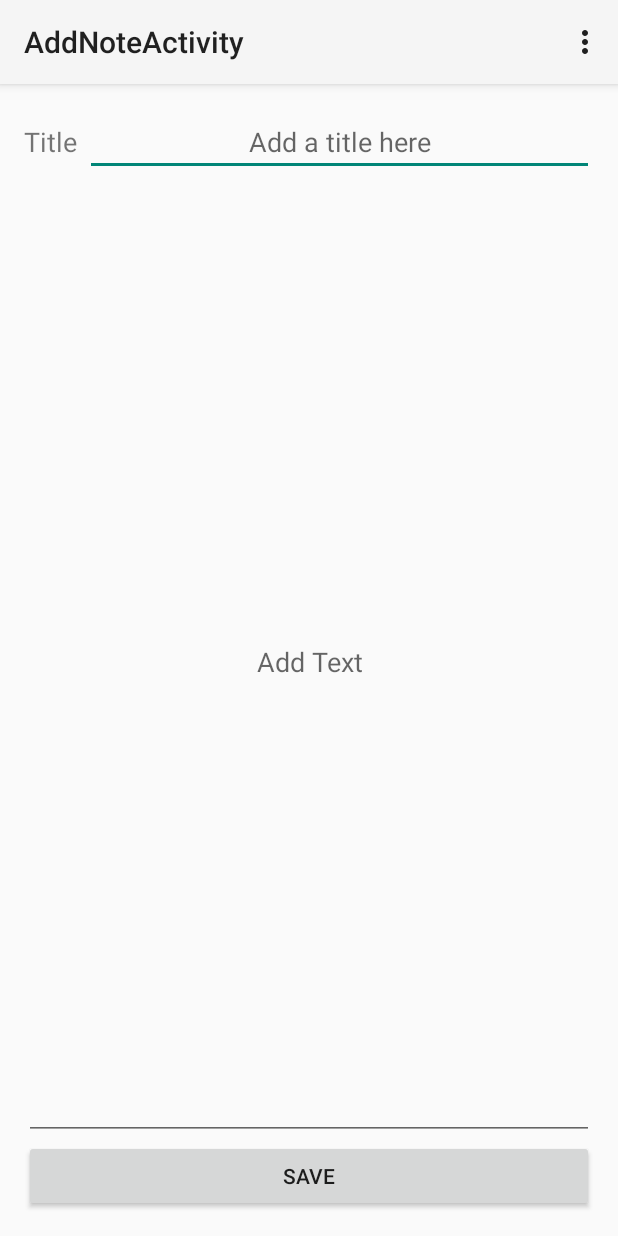
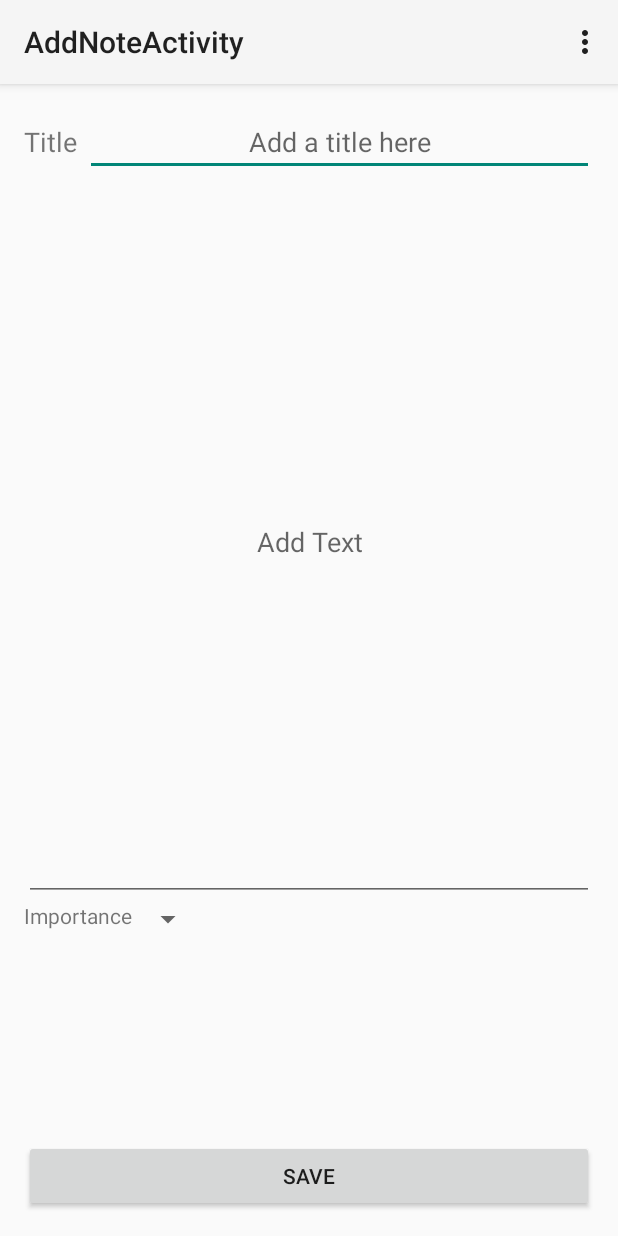
Before and after one commit to Dakstraede/SimpleNotes, an Android app: the screen it shows after launch (AddNoteActivity), after a tap on "ADD NOTE", on a phone screen of 412 x 824 dp. Run offline under Robolectric (Android 15) with nearby library versions, the phone set to English and light mode, and no system bars.

Commit message:
Fixed behaviour when loader finished load, set title max length to 20 char, wraped content to 14 char , starting view selection for archived Notes

```diff
--- a/app/src/main/java/com/gp19/esgi/simplenotes/AddNoteActivity.java
+++ b/app/src/main/java/com/gp19/esgi/simplenotes/AddNoteActivity.java
@@ -25,7 +25,6 @@ public class AddNoteActivity extends ActionBarActivity {
 
         ArrayList l = new ArrayList();
     }
-
 
     @Override
     public boolean onCreateOptionsMenu(Menu menu) {
@@ -61,8 +60,11 @@ public class AddNoteActivity extends ActionBarActivity {
         SQLiteDatabase sqLiteDatabase = helper.getWritableDatabase();
         NoteDataSource noteDataSource = new NoteDataSource(sqLiteDatabase);
         noteDataSource.insert(new Note(titleText, contentText));
+        helper.close();
+        sqLiteDatabase.close();
 
         Intent intent = new Intent(this, MainActivity.class);
         startActivity(intent);
+        finish();
     }
 }
--- a/app/src/main/java/com/gp19/esgi/simplenotes/EndlessAdapter.java
+++ b/app/src/main/java/com/gp19/esgi/simplenotes/EndlessAdapter.java
@@ -72,7 +72,10 @@ public class EndlessAdapter extends ArrayAdapter {
         TextView tv = (TextView) result.findViewById(R.id.title);
         tv.setText(itemList.get(position).getNoteTitle());
         TextView tv2 = (TextView) result.findViewById(R.id.txt1);
-        tv2.setText(itemList.get(position).getNoteContent());
+        if (itemList.get(position).getNoteContent().length() > 15){
+            tv2.setText(itemList.get(position).getNoteContent().substring(0,14) + "[...]");
+        }
+        else tv2.setText(itemList.get(position).getNoteContent());
 //        TextView tv3 = (TextView) result.findViewById(R.id.txtDate);
 //        tv3.setText(itemList.get(position).getCreationDate().toString());
 
--- a/app/src/main/java/com/gp19/esgi/simplenotes/MainActivity.java
+++ b/app/src/main/java/com/gp19/esgi/simplenotes/MainActivity.java
@@ -23,7 +23,7 @@ import com.gp19.esgi.simplenotes.loader.SQLiteNoteDataLoader;
 
 public class MainActivity extends Activity implements EndlessNoteListView.EndlessListener, SearchView.OnQueryTextListener,SearchView.OnCloseListener, LoaderManager.LoaderCallbacks<List<?>>, AdapterView.OnItemSelectedListener{
     private static final int LOADER_ID = 1;
-    private final static int ITEM_PER_REQUEST = 4;
+    private final static int ITEM_PER_REQUEST = 3;
     private SQLiteDatabase sqLiteDatabase;
     private NoteDataSource noteDataSource;
     private DBHelper helper;
@@ -66,6 +66,7 @@ public class MainActivity extends Activity implements EndlessNoteListView.Endles
         adapter.clear();
         l = new ArrayList(data);
         last = 0;
+        loadData();
     }
 
     @Override
@@ -176,6 +177,13 @@ public class MainActivity extends Activity implements EndlessNoteListView.Endles
         else listView.removeFooter();
     }
 
+    @Override
+    protected void onStop() {
+        super.onStop();
+        helper.close();
+        sqLiteDatabase.close();
+    }
+
     public void addNote(View view) {
         Intent intent = new Intent(this, AddNoteActivity.class);
         startActivity(intent);
--- a/app/src/main/res/layout/activity_add_note.xml
+++ b/app/src/main/res/layout/activity_add_note.xml
@@ -25,7 +25,8 @@
             android:layout_height="wrap_content"
             android:layout_weight="1"
             android:hint="@string/note_title_hint"
-            android:gravity="center"/>
+            android:gravity="center"
+            android:maxLength="20"/>
 
     </LinearLayout>
 
@@ -34,9 +35,29 @@
         android:layout_marginTop="5dp"
         android:layout_width="match_parent"
         android:layout_height="0dp"
-        android:layout_weight="1"
+        android:layout_weight="3"
         android:gravity="center"
         android:hint="@string/note_content_hint"/>
+
+    <LinearLayout
+        android:orientation="horizontal"
+        android:layout_width="match_parent"
+        android:layout_height="0dp"
+        android:layout_weight="1">
+
+        <TextView
+            android:layout_width="wrap_content"
+            android:layout_height="wrap_content"
+            android:text="@string/importance_text"
+            android:id="@+id/importanceText" />
+
+        <Spinner
+            android:layout_width="wrap_content"
+            android:layout_height="wrap_content"
+            android:id="@+id/spinner"
+            android:layout_gravity="center_horizontal"
+            android:prompt="@string/importance_prompt"/>
+    </LinearLayout>
 
     <Button
         android:layout_width="match_parent"
--- a/app/src/main/res/values/strings.xml
+++ b/app/src/main/res/values/strings.xml
@@ -12,6 +12,8 @@
     <string name="note_content_hint">Add Text</string>
     <string name="button_save">Save</string>
     <string name="sort_prompt">Sort by</string>
+    <string name="importance_text">Importance</string>
+    <string name="importance_prompt">Select importance</string>
 
     <string-array name="sort_array">
         <item>Title</item>
```
Also changed, not shown: app/src/main/res/layout/activity_main.xml (+11 -0 lines).
